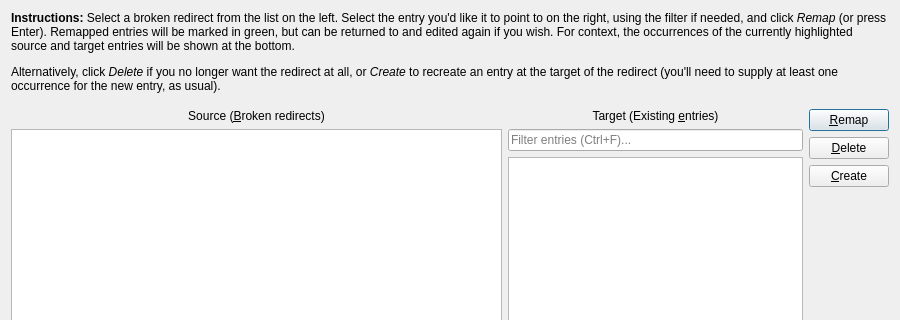
Above: designer/tools_redirects.ui from sobjornstad/tabularium before the change; both pictures show x 0 to 900 and y 0 to 320 of the 900 by 600 pixel window. Below: the same form after it.
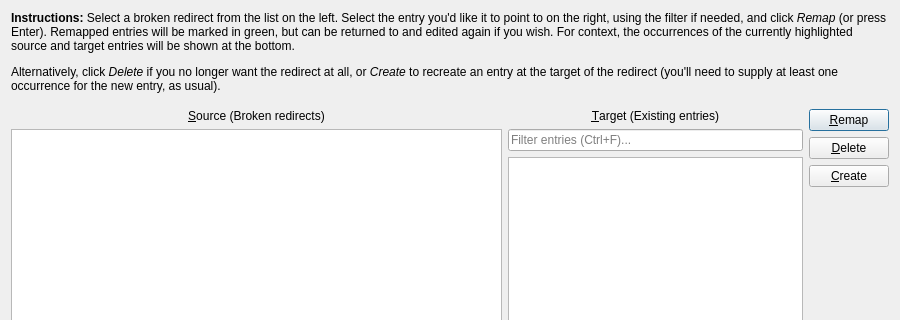
That is the form after the change.

Patch:
```diff
--- a/designer/tools_redirects.ui
+++ b/designer/tools_redirects.ui
@@ -50,7 +50,7 @@
        <item row="0" column="2" colspan="2">
         <widget class="QLabel" name="label_4">
          <property name="text">
-          <string>Target (Existing &amp;entries)</string>
+          <string>&amp;Target (Existing entries)</string>
          </property>
          <property name="alignment">
           <set>Qt::AlignCenter</set>
@@ -86,7 +86,7 @@
        <item row="0" column="0" colspan="2">
         <widget class="QLabel" name="label_3">
          <property name="text">
-          <string>Source (&amp;Broken redirects)</string>
+          <string>&amp;Source (Broken redirects)</string>
          </property>
          <property name="alignment">
           <set>Qt::AlignCenter</set>
```
